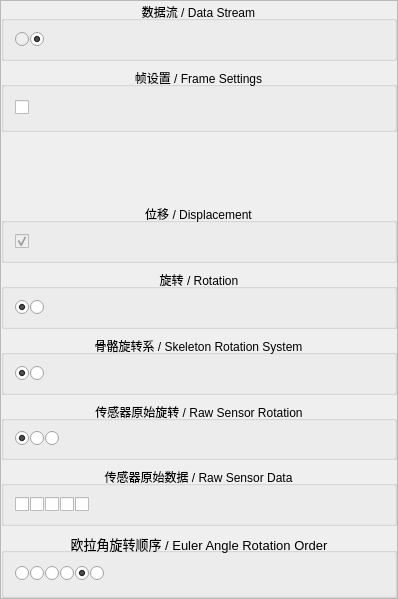
This is ui/steamvr/h2StreamConfigWidget.ui in FOHEART/MotionGloveUI as Qt 5 draws it before an edit. The edited form follows.
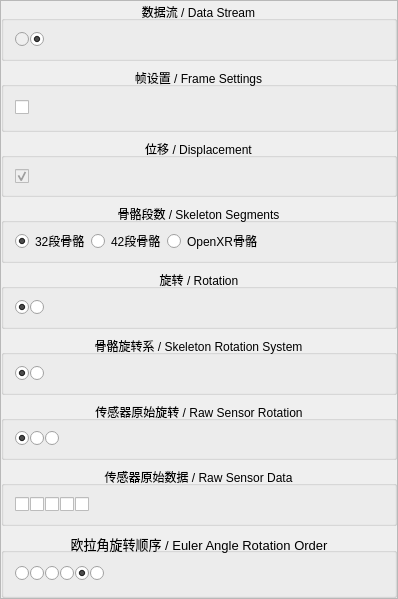
This is the edited form.

Commit message:
feat(h2StreamConfigWidget): 新增骨骼段数分组（32/42/OpenXR）
- 移除「双手32段骨骼模型」提示标签 LBL_skeleton_hint
- 在「位移」与「旋转」之间新增「骨骼段数」分组，内含三个互斥单选：
  32段骨骼 / 42段骨骼 / OpenXR骨骼
- 打开界面时按 h2GloveStreamConfig::skeletonFormat 回填勾选状态，
  writeH2StreamConfig() 时写回，由 SDK 落盘到 h2StreamConfig.json
- 新增 QtTest 用例，覆盖标签移除、分组位置与互斥、读取回填、写回一致

Patch:
```diff
--- a/ui/steamvr/h2StreamConfigWidget.ui
+++ b/ui/steamvr/h2StreamConfigWidget.ui
@@ -189,10 +189,6 @@
          </layout>
         </widget>
        </item>
-       <item>
-        <widget class="QLabel" name="LBL_skeleton_hint">
-        </widget>
-       </item>
        <item>
         <widget class="QGroupBox" name="GBX_loc">
          <property name="title">
@@ -249,6 +245,70 @@
          </layout>
         </widget>
        </item>
+       <item>
+        <widget class="QGroupBox" name="GBX_skeletonFormat">
+         <property name="title">
+          <string>骨骼段数 / Skeleton Segments</string>
+         </property>
+         <property name="alignment">
+          <set>Qt::AlignCenter</set>
+         </property>
+         <layout class="QHBoxLayout" name="horizontalLayout_12">
+          <property name="spacing">
+           <number>1</number>
+          </property>
+          <property name="topMargin">
+           <number>6</number>
+          </property>
+          <property name="bottomMargin">
+           <number>6</number>
+          </property>
+          <item>
+           <widget class="QRadioButton" name="RB_skeleton32">
+            <property name="text">
+             <string>32段骨骼</string>
+            </property>
+            <property name="checked">
+             <bool>true</bool>
+            </property>
+           </widget>
+          </item>
+          <item>
+           <widget class="QRadioButton" name="RB_skeleton42">
+            <property name="text">
+             <string>42段骨骼</string>
+            </property>
+            <property name="checked">
+             <bool>false</bool>
+            </property>
+           </widget>
+          </item>
+          <item>
+           <widget class="QRadioButton" name="RB_skeletonOpenXR">
+            <property name="text">
+             <string>OpenXR骨骼</string>
+            </property>
+            <property name="checked">
+             <bool>false</bool>
+            </property>
+           </widget>
+          </item>
+          <item>
+           <spacer name="horizontalSpacer_skeletonFormat">
+            <property name="orientation">
+             <enum>Qt::Horizontal</enum>
+            </property>
+            <property name="sizeHint" stdset="0">
+             <size>
+              <width>40</width>
+              <height>20</height>
+             </size>
+            </property>
+           </spacer>
+          </item>
+         </layout>
+        </widget>
+       </item>
        <item>
         <widget class="QGroupBox" name="GBX_rot">
          <property name="title">
```
The commit also changes 6 other files.
